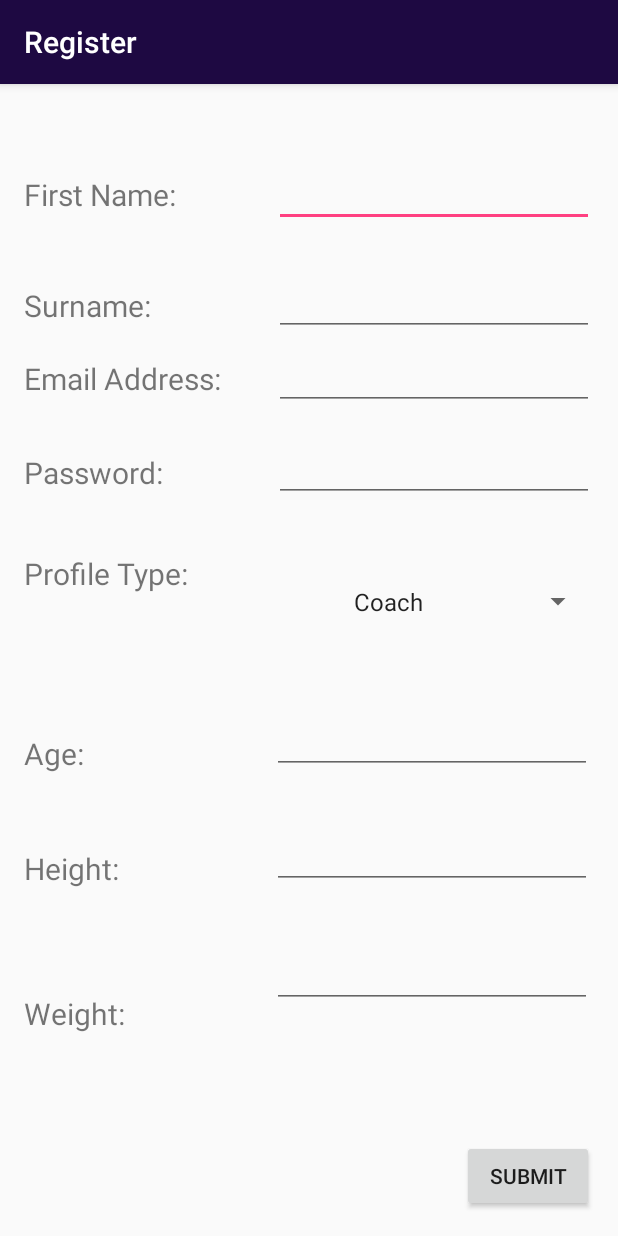
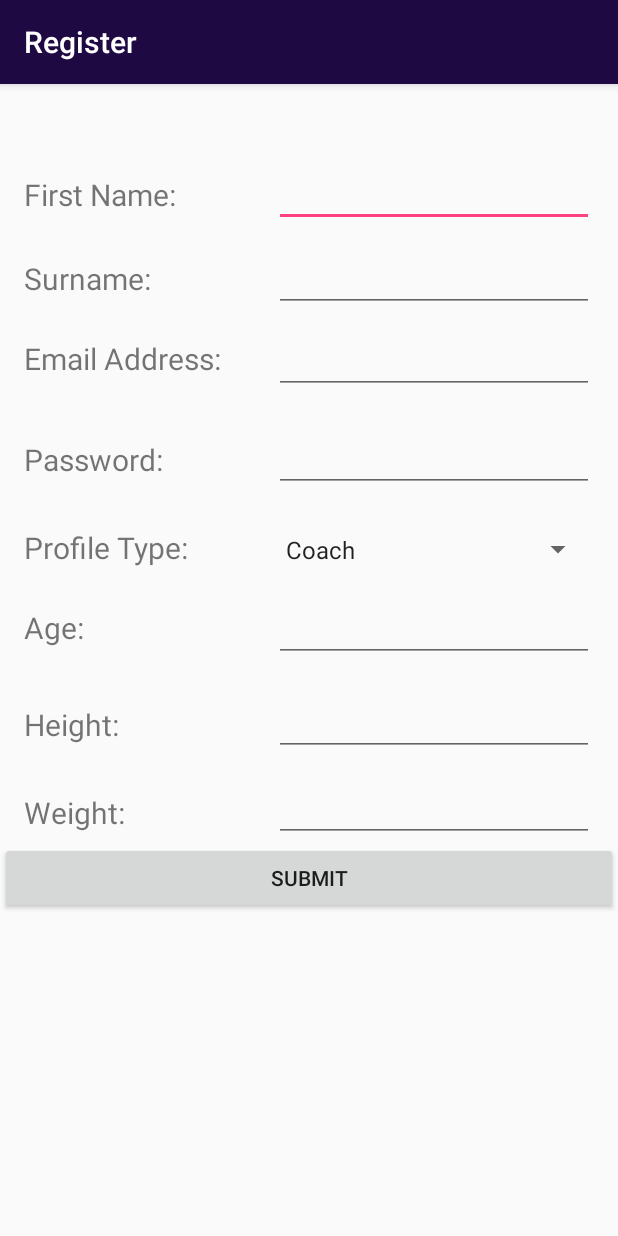
Before and after one commit to crobertson97/Primal-Fitness-Honours-Project, an Android app: the screen it shows after launch (RegisterActivity), after a tap on "REGISTER", on a phone screen of 412 x 824 dp. Run offline under Robolectric (Android 15) with nearby library versions, the light colour scheme and no system bars; libraries missing offline, so code that uses them is left out: com.microsoft.windowsazure, com.squareup.okhttp; 8 statements that could not run were skipped.

Commit message:
Done stuff

```diff
--- a/app/src/main/java/com/example/crobe/primalfitness/LoginActivity.java
+++ b/app/src/main/java/com/example/crobe/primalfitness/LoginActivity.java
@@ -8,6 +8,7 @@ import android.os.AsyncTask;
 import android.os.Build;
 import android.os.Bundle;
 import android.support.v7.app.AppCompatActivity;
+import android.util.Log;
 import android.view.View;
 import android.widget.Button;
 import android.widget.EditText;
@@ -39,7 +40,6 @@ public class LoginActivity extends AppCompatActivity implements View.OnClickList
     private EditText emailAddress;
     private MobileServiceClient mClient;
     private MobileServiceTable<UserItem> mUserTable;
-    private Boolean loggedIn;
 
     @Override
     protected void onCreate(Bundle savedInstanceState) {
@@ -57,7 +57,6 @@ public class LoginActivity extends AppCompatActivity implements View.OnClickList
         emailAddress.setText("");
         passwordLogin = (EditText) findViewById(R.id.password);
         passwordLogin.setText("");
-        loggedIn = false;
 
         try {
             // Create the Mobile Service Client instance, using the provided
@@ -80,22 +79,16 @@ public class LoginActivity extends AppCompatActivity implements View.OnClickList
 
             mUserTable = mClient.getTable(UserItem.class);
 
-            initLocalStore().get();
-
-            refreshItemsFromTable();
-
         } catch (MalformedURLException e) {
             createAndShowDialog(new Exception("There was an error creating the Mobile Service. Verify the URL"), "Error");
         } catch (Exception e) {
             createAndShowDialog(e, "Error");
         }
-
     }
 
     @Override
     public void onClick(View v) {
         switch (v.getId()) {
-
             case R.id.test:
                 startActivity(new Intent(this, NavigationActivity.class));
                 break;
@@ -106,13 +99,6 @@ public class LoginActivity extends AppCompatActivity implements View.OnClickList
 
             case R.id.signIn:
                 checkItem();
-//                try{
-//                    final List<UserItem> results = mUserTable.where().field("id").eq(emailAddress.getText().toString())
-//                            .and().field("password").eq(passwordLogin.getText().toString()).execute().get();
-//                    Log.d("LoginActivity",""+results);
-//                }catch(Exception e){
-//                }
-
                 break;
         }
     }
@@ -122,31 +108,31 @@ public class LoginActivity extends AppCompatActivity implements View.OnClickList
             return;
         }
 
-        // Set the item as completed and update it in the table
-        //loggedIn = true;
-
-        //final UserItem item = new UserItem();
-        // emailAddress.getText().toString().equals(item.getEmail()) &&
-
-
-        @SuppressLint("StaticFieldLeak") AsyncTask<Void, Void, Void> task = new AsyncTask<Void, Void, Void>() {
+       AsyncTask<Void, Void, Void> task = new AsyncTask<Void, Void, Void>() {
             @Override
             protected Void doInBackground(Void... params) {
                 try {
-                    final List<UserItem> results = mUserTable.where().field("id").eq(emailAddress.getText().toString())
-                            .and().field("password").eq((AESCrypt.encrypt(passwordLogin.getText().toString()))).execute().get();
+
+                    final List<UserItem> results = mUserTable.where().field("id").eq(emailAddress.getText().toString()).execute().get();
                     runOnUiThread(new Runnable() {
                         @Override
                         public void run() {
+                            Boolean number = false;
                             for (UserItem item : results) {
-                                newActivity(true);
+                                try {
+                                    if(item.getPassword().equals(AESCrypt.encrypt(passwordLogin.getText().toString()))){
+                                        number = true;
+                                    }
+                                } catch (Exception e) {
+                                    e.printStackTrace();
+                                }
                             }
+                            newActivity(number);
                         }
                     });
                 } catch (final Exception e) {
                     createAndShowDialogFromTask(e, "Error");
                 }
-
                 return null;
             }
         };
@@ -162,63 +148,13 @@ public class LoginActivity extends AppCompatActivity implements View.OnClickList
 
     }
 
-    private void newActivity() {
-        Toast.makeText(this, "Invalid Email/Password.", Toast.LENGTH_SHORT).show();
-    }
-
-    public void checkItemInTable(UserItem item) throws ExecutionException, InterruptedException {
-        mUserTable.update(item).get();
-    }
-
-    private AsyncTask<Void, Void, Void> initLocalStore() throws MobileServiceLocalStoreException, ExecutionException, InterruptedException {
-
-        AsyncTask<Void, Void, Void> task = new AsyncTask<Void, Void, Void>() {
-            @Override
-            protected Void doInBackground(Void... params) {
-                try {
-
-                    MobileServiceSyncContext syncContext = mClient.getSyncContext();
-
-                    if (syncContext.isInitialized())
-                        return null;
-
-                    SQLiteLocalStore localStore = new SQLiteLocalStore(mClient.getContext(), "OfflineStore", null, 1);
-
-                    Map<String, ColumnDataType> tableDefinition = new HashMap<String, ColumnDataType>();
-                    tableDefinition.put("id", ColumnDataType.String);
-                    tableDefinition.put("password", ColumnDataType.String);
-                    tableDefinition.put("profileType", ColumnDataType.String);
-
-
-                    localStore.defineTable("useritem", tableDefinition);
-
-                    SimpleSyncHandler handler = new SimpleSyncHandler();
-
-                    syncContext.initialize(localStore, handler).get();
-
-
-                } catch (final Exception e) {
-                    createAndShowDialogFromTask(e, "Error at 278");
-                }
-
-                return null;
-            }
-        };
-
-        return runAsyncTask(task);
-    }
 
     private AsyncTask<Void, Void, Void> runAsyncTask(AsyncTask<Void, Void, Void> task) {
-        if (Build.VERSION.SDK_INT >= Build.VERSION_CODES.HONEYCOMB) {
-            return task.executeOnExecutor(AsyncTask.THREAD_POOL_EXECUTOR);
-        } else {
-            return task.execute();
-        }
+        return task.executeOnExecutor(AsyncTask.THREAD_POOL_EXECUTOR);
     }
 
     private void createAndShowDialog(final String message, final String title) {
         final AlertDialog.Builder builder = new AlertDialog.Builder(this);
-
         builder.setMessage(message);
         builder.setTitle(title);
         builder.create().show();
@@ -240,37 +176,4 @@ public class LoginActivity extends AppCompatActivity implements View.OnClickList
             }
         });
     }
-
-    private void refreshItemsFromTable() {
-
-        AsyncTask<Void, Void, Void> task = new AsyncTask<Void, Void, Void>() {
-            @Override
-            protected Void doInBackground(Void... params) {
-
-                try {
-                    final List<UserItem> results = refreshItemsFromMobileServiceTable();
-
-                    runOnUiThread(new Runnable() {
-                        @Override
-                        public void run() {
-                            for (UserItem item : results) {
-                                //mAdapter.add(item);
-                            }
-                        }
-                    });
-                } catch (final Exception e) {
-                    createAndShowDialogFromTask(e, "Error");
-                }
-                return null;
-            }
-        };
-
-        runAsyncTask(task);
-    }
-
-    private List<UserItem> refreshItemsFromMobileServiceTable() throws ExecutionException, InterruptedException {
-        return mUserTable.where().field("complete").
-                eq(val(false)).execute().get();
-    }
-
 }
--- a/app/src/main/java/com/example/crobe/primalfitness/RegisterActivity.java
+++ b/app/src/main/java/com/example/crobe/primalfitness/RegisterActivity.java
@@ -40,7 +40,6 @@ public class RegisterActivity extends AppCompatActivity implements View.OnClickL
     private EditText firstName, surname, emailAddress, password;
     private Spinner type;
     private Button submit;
-    private ProgressBar mProgressBar;
     private MobileServiceClient mClient;
     private MobileServiceTable<UserItem> mUserTable;
     private boolean completeRegistration;
@@ -95,8 +94,6 @@ public class RegisterActivity extends AppCompatActivity implements View.OnClickL
         password = (EditText) findViewById(R.id.password);
         type = (Spinner) findViewById(R.id.userTypeChoice);
 
-        mProgressBar = (ProgressBar) findViewById(R.id.loadingProgressBar);
-        mProgressBar.setVisibility(ProgressBar.GONE);
 
         submit = (Button) this.findViewById(R.id.submit);
         submit.setOnClickListener(this);
--- a/app/src/main/res/layout/activity_register.xml
+++ b/app/src/main/res/layout/activity_register.xml
@@ -7,11 +7,27 @@
     tools:context="com.example.crobe.primalfitness.RegisterActivity"
     tools:layout_editor_absoluteY="81dp">
 
+    <ScrollView
+        android:id="@+id/scrollView3"
+        android:layout_width="match_parent"
+        android:layout_height="match_parent"
+        app:layout_constraintBottom_toBottomOf="parent"
+        app:layout_constraintEnd_toEndOf="parent"
+        app:layout_constraintStart_toStartOf="parent"
+        app:layout_constraintTop_toTopOf="parent">
+
+        <android.support.constraint.ConstraintLayout
+            android:layout_width="match_parent"
+            android:layout_height="wrap_content"
+            android:orientation="vertical"
+            app:layout_constraintBottom_toBottomOf="@+id/scrollView3"
+            app:layout_constraintBottom_toTopOf="@+id/ageLabel"
+            app:layout_constraintTop_toTopOf="@+id/ageLabel">
+
             <TextView
                 android:id="@+id/firstNameLabel"
                 android:layout_width="wrap_content"
                 android:layout_height="wrap_content"
-        android:layout_marginLeft="16dp"
                 android:layout_marginStart="16dp"
                 android:layout_marginTop="60dp"
                 android:text="@string/title_first_name"
@@ -19,51 +35,90 @@
                 app:layout_constraintStart_toStartOf="parent"
                 app:layout_constraintTop_toTopOf="parent" />
 
+            <EditText
+                android:id="@+id/firstName"
+                android:layout_width="wrap_content"
+                android:layout_height="wrap_content"
+                android:layout_marginEnd="16dp"
+                android:layout_marginTop="50dp"
+                android:ems="10"
+                android:inputType="textPersonName"
+                android:text=""
+                app:layout_constraintEnd_toEndOf="parent"
+                app:layout_constraintTop_toTopOf="parent" />
+
             <TextView
                 android:id="@+id/surnameLabel"
                 android:layout_width="wrap_content"
                 android:layout_height="wrap_content"
-        android:layout_marginBottom="11dp"
-        android:layout_marginLeft="16dp"
+                android:layout_marginBottom="26dp"
                 android:layout_marginStart="16dp"
-        android:layout_marginTop="11dp"
                 android:text="@string/title_surname"
                 android:textSize="20sp"
-        app:layout_constraintBottom_toTopOf="@+id/emailAddress"
-        app:layout_constraintStart_toStartOf="parent"
-        app:layout_constraintTop_toTopOf="@+id/surname" />
+                app:layout_constraintBottom_toTopOf="@+id/emailAddressLabel"
+                app:layout_constraintStart_toStartOf="parent" />
+
+            <EditText
+                android:id="@+id/surname"
+                android:layout_width="wrap_content"
+                android:layout_height="wrap_content"
+                android:layout_marginEnd="16dp"
+                android:layout_marginTop="11dp"
+                android:ems="10"
+                android:inputType="textPersonName"
+                android:text=""
+                app:layout_constraintEnd_toEndOf="parent"
+                app:layout_constraintTop_toBottomOf="@+id/firstName" />
 
             <TextView
                 android:id="@+id/emailAddressLabel"
                 android:layout_width="wrap_content"
                 android:layout_height="wrap_content"
-        android:layout_marginLeft="16dp"
                 android:layout_marginStart="16dp"
-        android:layout_marginTop="21dp"
                 android:text="@string/title_email_address"
                 android:textSize="20sp"
-        app:layout_constraintStart_toStartOf="parent"
-        app:layout_constraintTop_toBottomOf="@+id/surnameLabel" />
+                app:layout_constraintBaseline_toBaselineOf="@+id/emailAddress"
+                app:layout_constraintStart_toStartOf="parent" />
+
+            <EditText
+                android:id="@+id/emailAddress"
+                android:layout_width="wrap_content"
+                android:layout_height="wrap_content"
+                android:layout_marginEnd="16dp"
+                android:layout_marginTop="9dp"
+                android:ems="10"
+                android:inputType="textEmailAddress"
+                app:layout_constraintEnd_toEndOf="parent"
+                app:layout_constraintTop_toBottomOf="@+id/surname" />
 
             <TextView
                 android:id="@+id/passwordLabel"
                 android:layout_width="wrap_content"
                 android:layout_height="wrap_content"
-        android:layout_marginLeft="16dp"
                 android:layout_marginStart="16dp"
-        android:layout_marginTop="35dp"
+                android:layout_marginTop="40dp"
                 android:text="@string/title_password"
                 android:textSize="20sp"
                 app:layout_constraintStart_toStartOf="parent"
                 app:layout_constraintTop_toBottomOf="@+id/emailAddressLabel" />
 
+            <EditText
+                android:id="@+id/password"
+                android:layout_width="wrap_content"
+                android:layout_height="wrap_content"
+                android:layout_marginEnd="16dp"
+                android:layout_marginTop="20dp"
+                android:ems="10"
+                android:inputType="textPassword"
+                app:layout_constraintEnd_toEndOf="parent"
+                app:layout_constraintTop_toBottomOf="@+id/emailAddress" />
+
             <TextView
                 android:id="@+id/userTypeLabel"
                 android:layout_width="wrap_content"
                 android:layout_height="wrap_content"
-        android:layout_marginLeft="16dp"
                 android:layout_marginStart="16dp"
-        android:layout_marginTop="40dp"
+                android:layout_marginTop="31dp"
                 android:text="@string/title_user_type"
                 android:textSize="20sp"
                 app:layout_constraintStart_toStartOf="parent"
@@ -71,161 +126,95 @@
 
             <Spinner
                 android:id="@+id/userTypeChoice"
-        android:layout_width="168dp"
+                android:layout_width="0dp"
                 android:layout_height="31dp"
-        android:layout_marginBottom="81dp"
+                android:layout_marginBottom="22dp"
+                android:layout_marginTop="22dp"
+                app:layout_constraintBottom_toTopOf="@+id/ageLabel"
+                app:layout_constraintEnd_toEndOf="@+id/age"
+                app:layout_constraintStart_toStartOf="@+id/age"
+                app:layout_constraintTop_toBottomOf="@+id/password" />
+
+            <TextView
+                android:id="@+id/ageLabel"
+                android:layout_width="wrap_content"
+                android:layout_height="wrap_content"
+                android:layout_marginStart="16dp"
+                android:layout_marginTop="26dp"
+                android:text="@string/title_age"
+                android:textSize="20sp"
+                app:layout_constraintStart_toStartOf="parent"
+                app:layout_constraintTop_toBottomOf="@+id/userTypeLabel" />
+
+            <EditText
+                android:id="@+id/age"
+                android:layout_width="wrap_content"
+                android:layout_height="wrap_content"
                 android:layout_marginEnd="16dp"
-        android:layout_marginRight="16dp"
-        android:layout_marginTop="78dp"
-        app:layout_constraintBottom_toBottomOf="@+id/editText"
+                android:layout_marginTop="14dp"
+                android:ems="10"
+                android:inputType="number"
                 app:layout_constraintEnd_toEndOf="parent"
-        app:layout_constraintTop_toTopOf="@+id/password" />
+                app:layout_constraintTop_toBottomOf="@+id/userTypeChoice" />
+
+            <TextView
+                android:id="@+id/heightLabel"
+                android:layout_width="wrap_content"
+                android:layout_height="wrap_content"
+                android:layout_marginStart="16dp"
+                android:layout_marginTop="37dp"
+                android:text="@string/title_height"
+                android:textSize="20sp"
+                app:layout_constraintStart_toStartOf="parent"
+                app:layout_constraintTop_toBottomOf="@+id/ageLabel" />
+
+            <EditText
+                android:id="@+id/height"
+                android:layout_width="wrap_content"
+                android:layout_height="wrap_content"
+                android:layout_marginEnd="16dp"
+                android:layout_marginTop="17dp"
+                android:ems="10"
+                android:inputType="number"
+                app:layout_constraintEnd_toEndOf="parent"
+                app:layout_constraintTop_toBottomOf="@+id/age" />
+
+            <TextView
+                android:id="@+id/weightLabel"
+                android:layout_width="wrap_content"
+                android:layout_height="wrap_content"
+                android:layout_marginStart="16dp"
+                android:layout_marginTop="31dp"
+                android:text="@string/title_weight"
+                android:textSize="20sp"
+                app:layout_constraintStart_toStartOf="parent"
+                app:layout_constraintTop_toBottomOf="@+id/heightLabel" />
+
+            <EditText
+                android:id="@+id/weight"
+                android:layout_width="wrap_content"
+                android:layout_height="wrap_content"
+                android:layout_marginEnd="16dp"
+                android:layout_marginTop="12dp"
+                android:ems="10"
+                android:inputType="number"
+                app:layout_constraintEnd_toEndOf="parent"
+                app:layout_constraintTop_toBottomOf="@+id/height" />
 
             <Button
                 android:id="@+id/submit"
-        android:layout_width="wrap_content"
+                android:layout_width="match_parent"
                 android:layout_height="wrap_content"
-        android:layout_marginBottom="16dp"
-        android:layout_marginEnd="16dp"
-        android:layout_marginRight="16dp"
-        android:text="Submit"
+                android:text="@string/title_submit"
                 app:layout_constraintBottom_toBottomOf="parent"
-        app:layout_constraintEnd_toEndOf="parent" />
+                app:layout_constraintEnd_toEndOf="parent"
+                app:layout_constraintHorizontal_bias="0.0"
+                app:layout_constraintStart_toStartOf="parent"
+                app:layout_constraintTop_toBottomOf="@+id/weight" />
 
-    <EditText
-        android:id="@+id/firstName"
-        android:layout_width="wrap_content"
-        android:layout_height="wrap_content"
-        android:layout_marginEnd="16dp"
-        android:layout_marginRight="16dp"
-        android:layout_marginTop="50dp"
-        android:ems="10"
-        android:inputType="textPersonName"
-        android:text=""
-        app:layout_constraintEnd_toEndOf="parent"
-        app:layout_constraintTop_toTopOf="parent" />
+        </android.support.constraint.ConstraintLayout>
 
-    <EditText
-        android:id="@+id/surname"
-        android:layout_width="wrap_content"
-        android:layout_height="wrap_content"
-        android:layout_marginEnd="16dp"
-        android:layout_marginRight="16dp"
-        android:layout_marginTop="27dp"
-        android:ems="10"
-        android:inputType="textPersonName"
-        android:text=""
-        app:layout_constraintEnd_toEndOf="parent"
-        app:layout_constraintTop_toBottomOf="@+id/firstName" />
+    </ScrollView>
 
-    <EditText
-        android:id="@+id/emailAddress"
-        android:layout_width="wrap_content"
-        android:layout_height="wrap_content"
-        android:layout_marginTop="4dp"
-        android:ems="10"
-        android:inputType="textEmailAddress"
-        app:layout_constraintStart_toStartOf="@+id/surname"
-        app:layout_constraintTop_toBottomOf="@+id/surname" />
 
-    <EditText
-        android:id="@+id/password"
-        android:layout_width="wrap_content"
-        android:layout_height="wrap_content"
-        android:layout_marginEnd="16dp"
-        android:layout_marginRight="16dp"
-        android:layout_marginTop="16dp"
-        android:ems="10"
-        android:inputType="textPassword"
-        app:layout_constraintEnd_toEndOf="parent"
-        app:layout_constraintTop_toBottomOf="@+id/emailAddress" />
-
-    <ProgressBar
-        android:id="@+id/loadingProgressBar"
-        style="?android:attr/progressBarStyle"
-        android:layout_width="wrap_content"
-        android:layout_height="wrap_content"
-        android:layout_marginBottom="3dp"
-        android:layout_marginLeft="1dp"
-        android:layout_marginStart="1dp"
-        app:layout_constraintBottom_toBottomOf="parent"
-        app:layout_constraintStart_toStartOf="parent" />
-
-    <TextView
-        android:id="@+id/textView5"
-        android:layout_width="wrap_content"
-        android:layout_height="wrap_content"
-        android:layout_marginBottom="272dp"
-        android:layout_marginLeft="16dp"
-        android:layout_marginStart="16dp"
-        android:layout_marginTop="273dp"
-        android:text="Age:"
-        android:textSize="20sp"
-        app:layout_constraintBottom_toBottomOf="parent"
-        app:layout_constraintStart_toStartOf="parent"
-        app:layout_constraintTop_toTopOf="@+id/surname" />
-
-    <TextView
-        android:id="@+id/textView6"
-        android:layout_width="wrap_content"
-        android:layout_height="wrap_content"
-        android:layout_marginLeft="16dp"
-        android:layout_marginStart="16dp"
-        android:layout_marginTop="49dp"
-        android:text="Height:"
-        android:textSize="20sp"
-        app:layout_constraintStart_toStartOf="parent"
-        app:layout_constraintTop_toBottomOf="@+id/textView5" />
-
-    <TextView
-        android:id="@+id/textView7"
-        android:layout_width="wrap_content"
-        android:layout_height="wrap_content"
-        android:layout_marginBottom="53dp"
-        android:layout_marginLeft="16dp"
-        android:layout_marginStart="16dp"
-        android:layout_marginTop="52dp"
-        android:text="Weight:"
-        android:textSize="20sp"
-        app:layout_constraintBottom_toTopOf="@+id/submit"
-        app:layout_constraintStart_toStartOf="parent"
-        app:layout_constraintTop_toBottomOf="@+id/textView6" />
-
-    <EditText
-        android:id="@+id/editText"
-        android:layout_width="wrap_content"
-        android:layout_height="wrap_content"
-        android:layout_marginBottom="256dp"
-        android:layout_marginEnd="17dp"
-        android:layout_marginRight="17dp"
-        android:layout_marginTop="255dp"
-        android:ems="10"
-        android:inputType="number"
-        app:layout_constraintBottom_toBottomOf="@+id/submit"
-        app:layout_constraintEnd_toEndOf="parent"
-        app:layout_constraintTop_toTopOf="@+id/surname" />
-
-    <EditText
-        android:id="@+id/editText2"
-        android:layout_width="wrap_content"
-        android:layout_height="wrap_content"
-        android:layout_marginEnd="17dp"
-        android:layout_marginRight="17dp"
-        android:layout_marginTop="31dp"
-        android:ems="10"
-        android:inputType="number"
-        app:layout_constraintEnd_toEndOf="parent"
-        app:layout_constraintTop_toBottomOf="@+id/editText" />
-
-    <EditText
-        android:id="@+id/editText3"
-        android:layout_width="wrap_content"
-        android:layout_height="wrap_content"
-        android:layout_marginEnd="17dp"
-        android:layout_marginRight="17dp"
-        android:layout_marginTop="34dp"
-        android:ems="10"
-        android:inputType="number"
-        app:layout_constraintEnd_toEndOf="parent"
-        app:layout_constraintTop_toBottomOf="@+id/editText2" />
 </android.support.constraint.ConstraintLayout>
--- a/app/src/main/res/values/strings.xml
+++ b/app/src/main/res/values/strings.xml
@@ -13,12 +13,10 @@
     <string name="title_login">Sign In</string>
     <string name="title_Register">Register</string>
     <string name="title_username">Username:</string>
-    <string name="placeholder">Li Europan lingues es membres del sam familie.
-        Lor separat existentie es un myth. Por scientie, musica, sport etc, litot
-        Europa usa li sam vocabular. Li lingues differe solmen in li grammatica,
-        li pronunciation e li plu commun vocabules. Omnicos directe al desirabilite
-        de un nov lingua franca: On refusa continuar payar custosi traductores. At
-        solmen va esser necessi far uniform grammatica, pronunciation e plu commun paroles.</string>
+    <string name="title_weight">Weight:</string>
+    <string name="title_height">Height:</string>
+    <string name="title_age">Age:</string>
+
 
     <string-array name="user_type_array">
         <item>Coach</item>
```
Also changed, not shown: app/src/main/java/com/example/crobe/primalfitness/BackgroundWorker.java (deleted, +0 -143 lines). Lines whose indentation alone changed are shown as unchanged.
